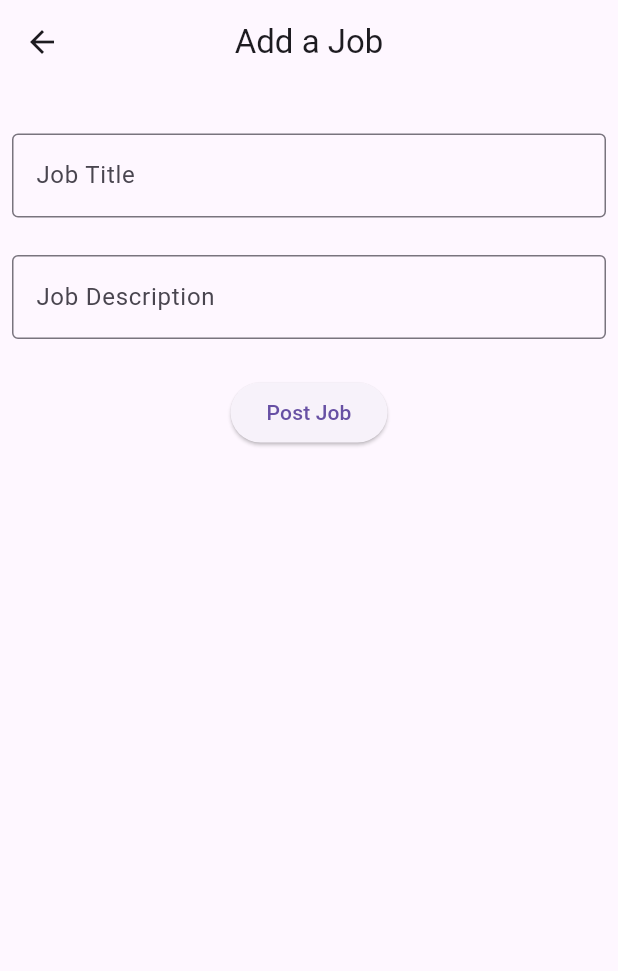
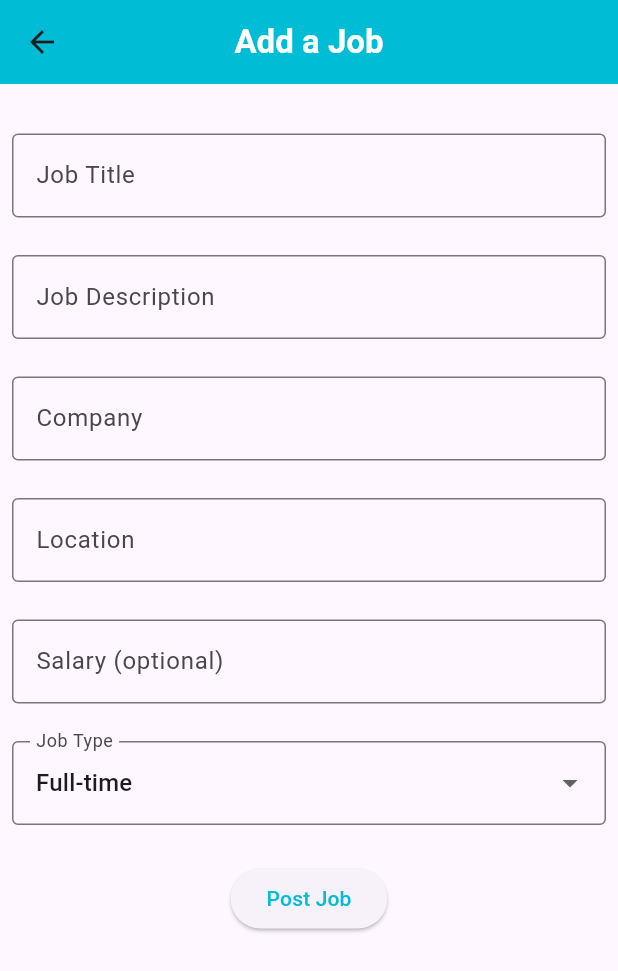
Before and after one commit to MostafaKhattab0/careerconnect, a Flutter app: the JobAdd screen opened by its route, on a phone screen of 412 x 824 dp. Shown: the top 971 px of the screen. Run offline on Flutter 3.47's test engine with Material 3 defaults, Android fonts, the phone set to English and light mode, and no system bars; our stand-ins replace animated_splash_screen, cloud_firestore, firebase_auth, firebase_core, firebase_storage, image_picker; missing offline and left inert: firstp; accounts and stored records are empty; network calls fail.

Commit message:
Update jobAdd.dart

```diff
--- a/lib/hr/jobAdd.dart
+++ b/lib/hr/jobAdd.dart
@@ -5,35 +5,41 @@ import 'package:firebase_auth/firebase_auth.dart';
 class JobAdd extends StatelessWidget {
   final TextEditingController jobTitleController = TextEditingController();
   final TextEditingController jobDescriptionController = TextEditingController();
+  final TextEditingController companyController = TextEditingController();
+  final TextEditingController locationController = TextEditingController();
+  final TextEditingController salaryController = TextEditingController();
+  String jobType = 'Full-time';
 
   @override
   Widget build(BuildContext context) {
     final User? currentUser = FirebaseAuth.instance.currentUser;
 
     return Scaffold(
-      appBar: AppBar(centerTitle: true, title: Text("Add a Job")),
-      body: Padding(
+      appBar: AppBar(centerTitle: true, title: Text("Add a Job",style:
+        TextStyle(
+          color: Colors.white,
+          fontWeight: FontWeight.w600
+        ),
+      ),
+      backgroundColor: Colors.cyan,
+      ),
+      body: SingleChildScrollView(
+        child: Padding(
           padding: const EdgeInsets.all(8.0),
           child: Column(
             children: [
               SizedBox(height: 25),
-            TextFormField(
-              controller: jobTitleController,
-              decoration: InputDecoration(
-                border: OutlineInputBorder(),
-                labelText: "Job Title",
-                hintText: "Enter the job title",
-              ),
-            ),
+              _buildTextField(jobTitleController, "Job Title", "Enter the job title",),
               SizedBox(height: 25),
-            TextFormField(
-              controller: jobDescriptionController,
-              decoration: InputDecoration(
-                border: OutlineInputBorder(),
-                labelText: "Job Description",
-                hintText: "Enter the job description",
-              ),
-            ),
+              _buildTextField(jobDescriptionController, "Job Description", "Enter the job description"),
+              SizedBox(height: 25),
+              _buildTextField(companyController, "Company", "Enter the company name"),
+              SizedBox(height: 25),
+              _buildTextField(locationController, "Location", "Enter the job location"),
+              SizedBox(height: 25),
+              _buildTextField(salaryController, "Salary (optional)", "Enter the salary range"),
+              SizedBox(height: 25),
+              _buildDropdown(),
               SizedBox(height: 25),
               ElevatedButton(
                 onPressed: () async {
@@ -42,20 +48,59 @@ class JobAdd extends StatelessWidget {
                       await FirebaseFirestore.instance.collection('jobs').add({
                         'title': jobTitleController.text,
                         'description': jobDescriptionController.text,
+                        'company': companyController.text,
+                        'location': locationController.text,
+                        'salary': salaryController.text,
+                        'jobType': jobType,
                         'hrEmail': currentUser.email,
                         'createdAt': DateTime.now(),
                       });
                       Navigator.pop(context);
                     } catch (e) {
-
+                      print("Error: $e");
                     }
                   }
                 },
-              child: Text("Post Job"),
+                child: Text("Post Job",style:
+                  TextStyle(
+                    color: Colors.cyan
+                  ),),
               ),
             ],
           ),
         ),
+      ),
+    );
+  }
+
+  Widget _buildTextField(TextEditingController controller, String label, String hint) {
+    return TextFormField(
+      controller: controller,
+      decoration: InputDecoration(
+        border: OutlineInputBorder(),
+        labelText: label,
+        hintText: hint,
+      ),
+    );
+  }
+
+  Widget _buildDropdown() {
+    return DropdownButtonFormField<String>(
+      value: jobType,
+      items: <String>['Full-time', 'Part-time', 'Contract', 'Internship', 'Remote']
+          .map<DropdownMenuItem<String>>((String value) {
+        return DropdownMenuItem<String>(
+          value: value,
+          child: Text(value),
+        );
+      }).toList(),
+      onChanged: (String? newValue) {
+        jobType = newValue!;
+      },
+      decoration: InputDecoration(
+        border: OutlineInputBorder(),
+        labelText: "Job Type",
+      ),
     );
   }
 }
```
Lines whose indentation alone changed are shown as unchanged.
